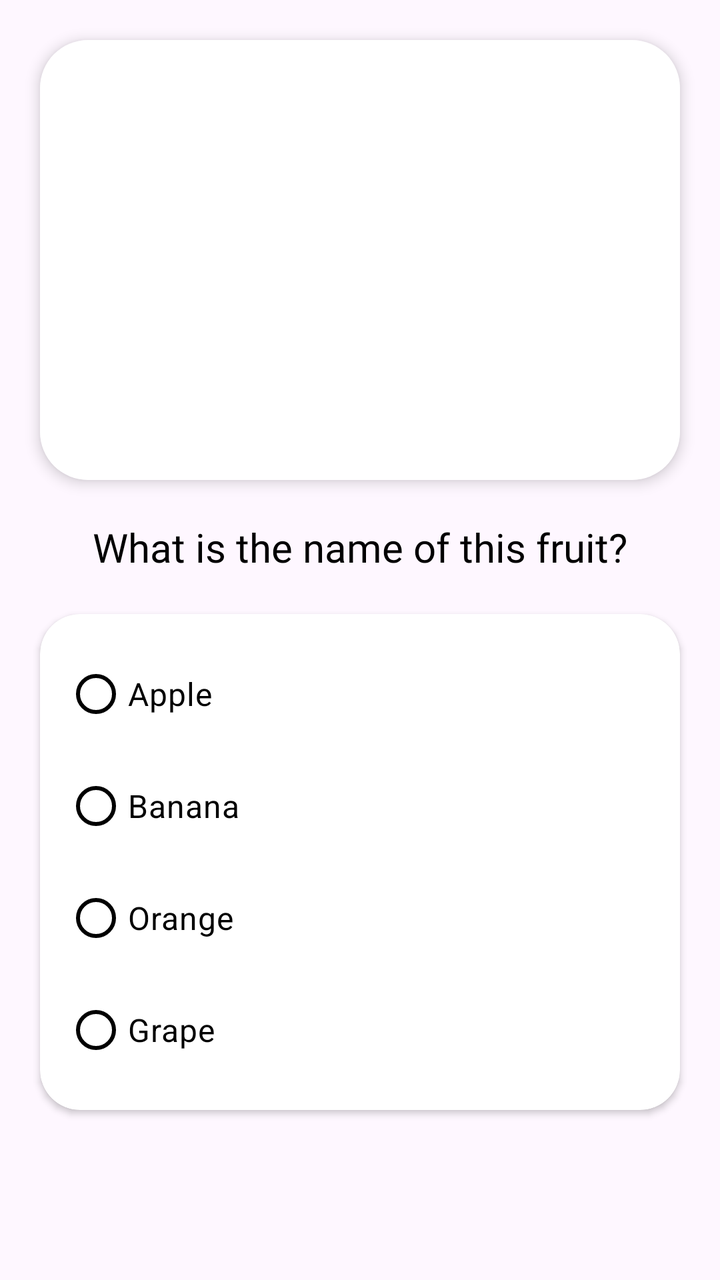
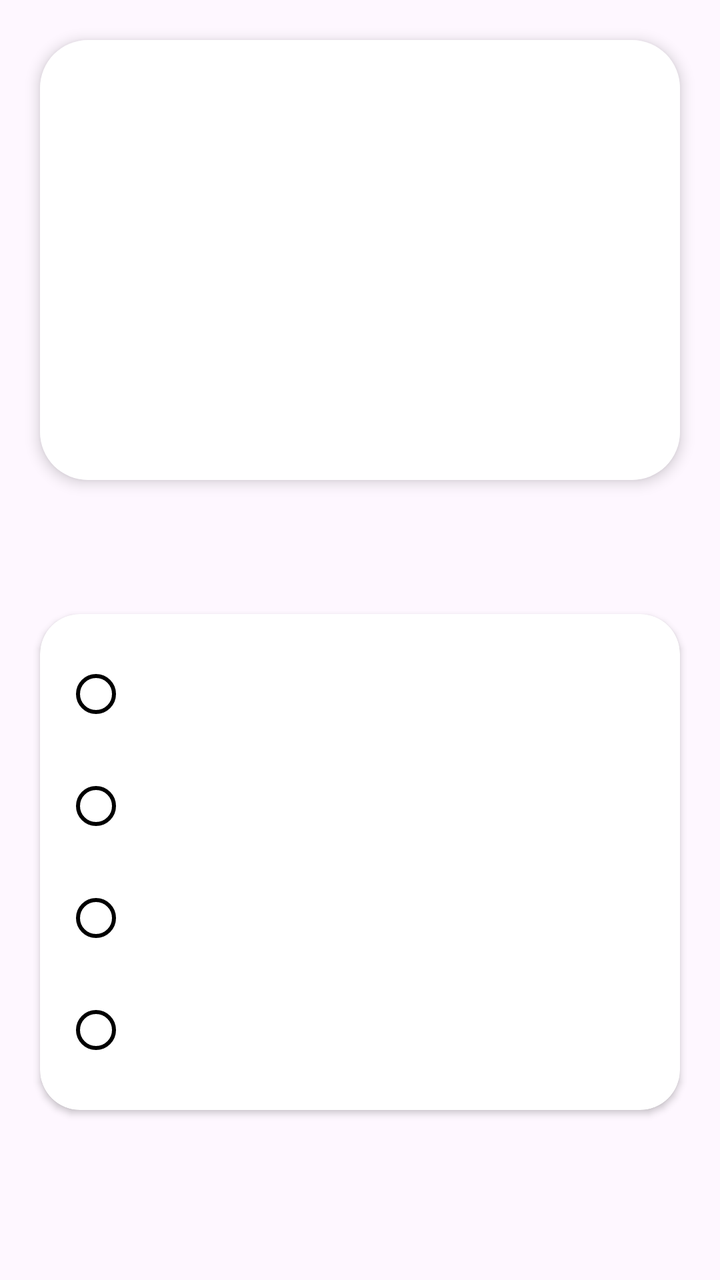

An Android layout rendered at two revisions. The XML below is the earlier revision; the diff shows what the commit changed to produce the second picture.
<!-- AndroidManifest.xml: application theme Theme.TestApp -->
<!-- res/layout/item_container_quiz.xml -->
<?xml version="1.0" encoding="utf-8"?>
<androidx.constraintlayout.widget.ConstraintLayout xmlns:android="http://schemas.android.com/apk/res/android"
    android:layout_width="match_parent"
    android:layout_height="match_parent"
    xmlns:app="http://schemas.android.com/apk/res-auto">


    <com.google.android.material.card.MaterialCardView
        android:id="@+id/cardImage"
        android:layout_width="match_parent"
        android:layout_height="220dp"
        android:layout_margin="20dp"
        app:cardCornerRadius="24dp"
        app:cardElevation="4dp"
        app:strokeWidth="0dp"
        app:layout_constraintTop_toTopOf="parent">

        <ImageView
            android:id="@+id/ivQuestion"
            android:layout_width="match_parent"
            android:background="@color/white"
            android:layout_height="match_parent"
            />

    </com.google.android.material.card.MaterialCardView>

    <TextView
        android:id="@+id/tvQuestionText"
        android:layout_width="match_parent"
        android:layout_height="wrap_content"
        android:layout_marginHorizontal="24dp"
        android:layout_marginTop="20dp"
        android:gravity="center"
        android:fontFamily="@font/inter_medium"
        android:text="What is the name of this fruit?"
        android:textColor="@color/black"
        android:textSize="20sp"
        app:layout_constraintTop_toBottomOf="@id/cardImage" />

    <com.google.android.material.card.MaterialCardView
        android:id="@+id/cardOptions"
        android:layout_width="match_parent"
        android:layout_height="wrap_content"
        android:layout_margin="20dp"
        app:strokeWidth="0dp"
        app:cardCornerRadius="20dp"
        android:backgroundTint="@color/white"
        app:cardElevation="2dp"
        app:layout_constraintTop_toBottomOf="@id/tvQuestionText">

        <RadioGroup
            android:id="@+id/radioGroupOptions"
            android:layout_width="match_parent"
            android:layout_height="wrap_content"
            android:padding="12dp">

            <RadioButton
                android:id="@+id/option1"
                android:layout_width="match_parent"
                android:layout_height="56dp"
                android:text="Apple"
                android:buttonTintMode="multiply"
                android:buttonTint="@color/black"
                android:textColor="@color/black"
                android:textSize="16sp" />

            <RadioButton
                android:id="@+id/option2"
                android:layout_width="match_parent"
                android:layout_height="56dp"
                android:text="Banana"
                android:buttonTintMode="multiply"
                android:buttonTint="@color/black"
                android:textColor="@color/black"
                android:textSize="16sp" />

            <RadioButton
                android:id="@+id/option3"
                android:layout_width="match_parent"
                android:layout_height="56dp"
                android:text="Orange"
                android:buttonTintMode="multiply"
                android:buttonTint="@color/black"
                android:textColor="@color/black"
                android:textSize="16sp" />

            <RadioButton
                android:id="@+id/option4"
                android:layout_width="match_parent"
                android:layout_height="56dp"
                android:text="Grape"
                android:buttonTintMode="multiply"
                android:buttonTint="@color/black"
                android:textColor="@color/black"
                android:textSize="16sp" />

        </RadioGroup>
    </com.google.android.material.card.MaterialCardView>

</androidx.constraintlayout.widget.ConstraintLayout>
<!-- resources referenced by this layout -->
<resources>
  <color name="black">#FF000000</color>
  <color name="white">#FFFFFFFF</color>
  <style name="Theme.TestApp" parent="Base.Theme.TestApp" />
  <style name="Base.Theme.TestApp" parent="Theme.Material3.DayNight.NoActionBar">
          
          
          <item name="colorControlActivated">@color/black</item>
          <item name="colorControlNormal">#757575</item>
      </style>
</resources>

<!-- the commit's change to res/layout/item_container_quiz.xml (unified diff, before → after) -->
@@ -32,7 +32,6 @@
         android:layout_marginTop="20dp"
         android:gravity="center"
         android:fontFamily="@font/inter_medium"
-        android:text="What is the name of this fruit?"
         android:textColor="@color/black"
         android:textSize="20sp"
         app:layout_constraintTop_toBottomOf="@id/cardImage" />
@@ -58,7 +57,6 @@
                 android:id="@+id/option1"
                 android:layout_width="match_parent"
                 android:layout_height="56dp"
-                android:text="Apple"
                 android:buttonTintMode="multiply"
                 android:buttonTint="@color/black"
                 android:textColor="@color/black"
@@ -68,7 +66,6 @@
                 android:id="@+id/option2"
                 android:layout_width="match_parent"
                 android:layout_height="56dp"
-                android:text="Banana"
                 android:buttonTintMode="multiply"
                 android:buttonTint="@color/black"
                 android:textColor="@color/black"
@@ -78,7 +75,6 @@
                 android:id="@+id/option3"
                 android:layout_width="match_parent"
                 android:layout_height="56dp"
-                android:text="Orange"
                 android:buttonTintMode="multiply"
                 android:buttonTint="@color/black"
                 android:textColor="@color/black"
@@ -88,7 +84,6 @@
                 android:id="@+id/option4"
                 android:layout_width="match_parent"
                 android:layout_height="56dp"
-                android:text="Grape"
                 android:buttonTintMode="multiply"
                 android:buttonTint="@color/black"
                 android:textColor="@color/black"
